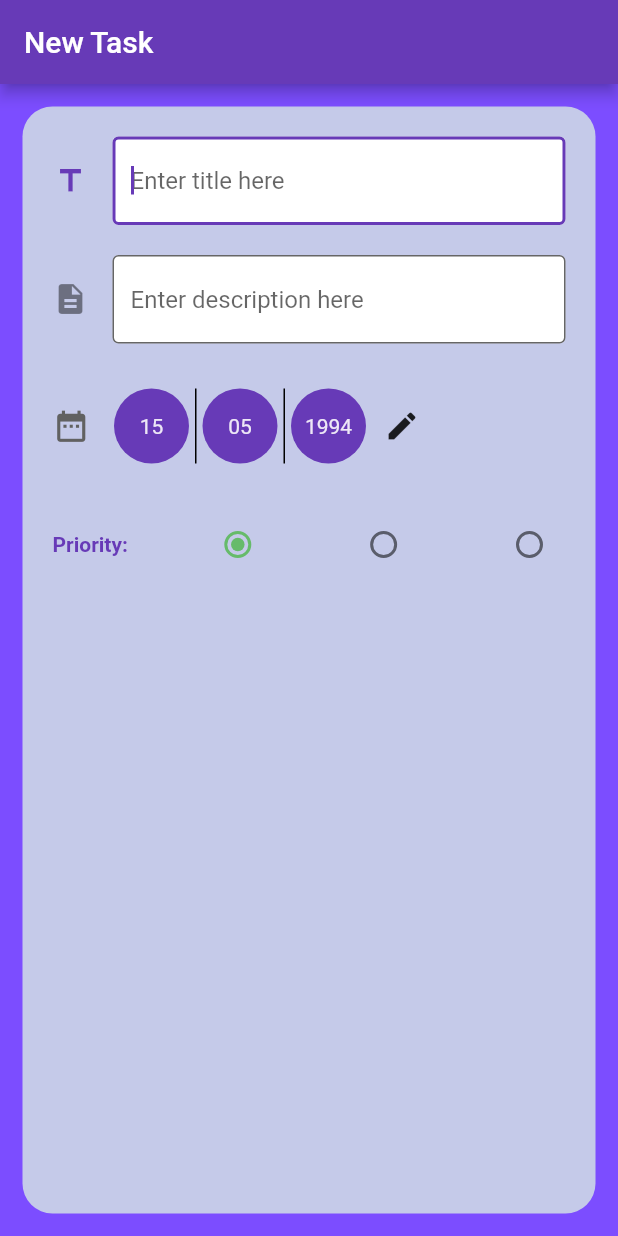
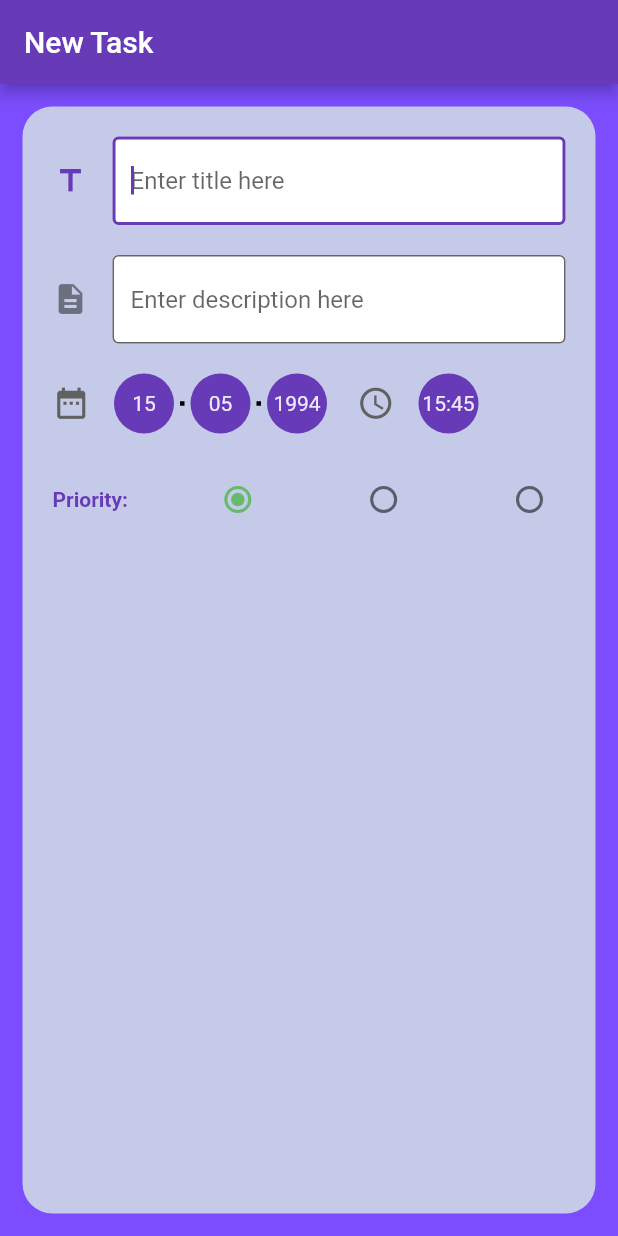
Before and after one commit to flutterkurs/FlutterKurs, a Flutter app: the screen it shows after launch, on a phone screen of 412 x 824 dp. Run offline on Flutter 3.47's test engine with Material 2 defaults, Android fonts, the phone set to English and light mode, and no system bars.

Commit message:
Dodano widget czasu

```diff
--- a/todo_app/lib/task/NewTaskPage.dart
+++ b/todo_app/lib/task/NewTaskPage.dart
@@ -35,7 +35,8 @@ class _NewTaskPageState extends State<NewTaskPage> {
                     emptySpaceVertical(10),
                     _description(),
                     emptySpaceVertical(10),
-                    _date(),
+                    Row(children: <Widget>[_date(),_divider(0, 0, 10),_time(),],),
+
                     emptySpaceVertical(10),
                     _priority()
                   ],
@@ -82,8 +83,8 @@ class _NewTaskPageState extends State<NewTaskPage> {
 
   Widget _circle(String text) {
     return Container(
-        width: 50,
-        height: 50,
+        width: 40,
+        height: 40,
         decoration:
             ShapeDecoration(color: Colors.deepPurple, shape: CircleBorder()),
         alignment: Alignment.center,
@@ -103,28 +104,31 @@ class _NewTaskPageState extends State<NewTaskPage> {
   }
 
   Widget _date() {
-    return Padding(
-      padding: EdgeInsets.symmetric(vertical: 10),
-      child: Row(children: <Widget>[
+    return Row(children: <Widget>[
         Icon(
           Icons.date_range,
           size: 25,
           color: Colors.grey[700],
         ),
-        Padding(
-          padding: EdgeInsets.symmetric(horizontal: 8),
-        ),
+        _divider(0, 0, 8),
         _circle('15'),
-        _divider(1, 50, 4),
+        _divider(3, 3, 4),
         _circle('05'),
-        _divider(1, 50, 4),
+        _divider(3, 3, 4),
         _circle('1994'),
-        IconButton(
-          icon: Icon(Icons.edit),
-          onPressed: () => {},
-        ),
-      ]),
-    );
+      ]);
+  }
+  Widget _time(){
+    return Row(children: <Widget>[
+      Icon(
+        Icons.access_time,
+        size: 25,
+        color: Colors.grey[700],
+      ),
+      _divider(0, 0, 8),
+      _circle('15:45'),
+
+    ]);
   }
 
   Widget _priority() {
```
